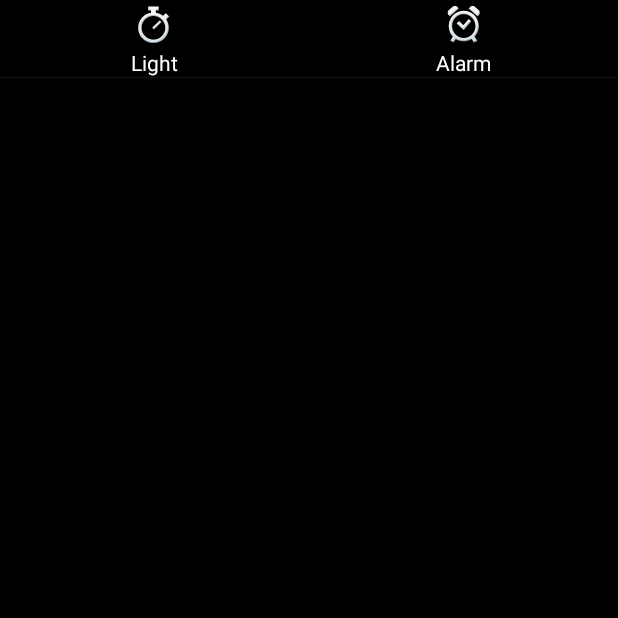
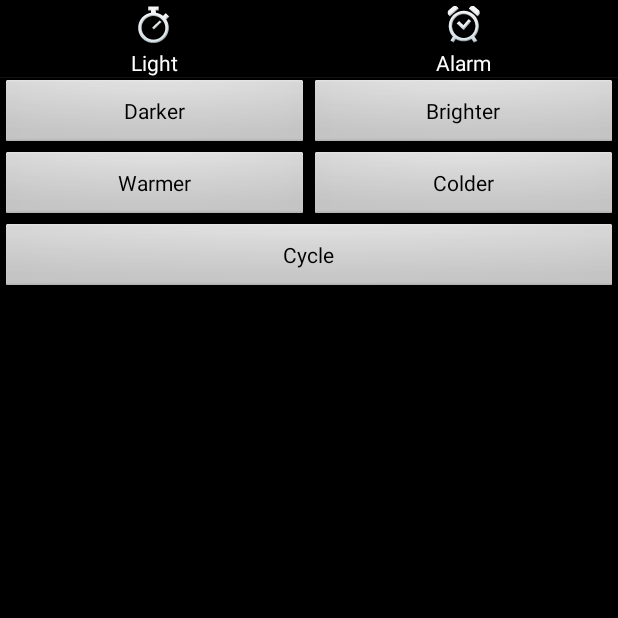
Before and after one commit to camiloaa/DesktopClock, an Android app: the LightControlActivity screen opened directly, with no data from a screen before it, on a phone screen of 412 x 824 dp, the top half of it. Run offline under Robolectric (Android 15) with nearby library versions, the phone set to English and light mode, and no system bars.

Commit message:
Add buttons for light control
They don't do anything yet.

```diff
--- a/app/src/main/AndroidManifest.xml
+++ b/app/src/main/AndroidManifest.xml
@@ -1,17 +1,16 @@
 <manifest xmlns:android="http://schemas.android.com/apk/res/android"
         package="com.better.deskclock"
-        android:versionCode="202" android:versionName="2.0.2">
+        android:versionCode="1" android:versionName="1.0.0">
 
     <uses-permission android:name="android.permission.RECEIVE_BOOT_COMPLETED" />
     <uses-permission android:name="android.permission.WAKE_LOCK"/>
     <uses-permission android:name="android.permission.VIBRATE"/>
-    <uses-permission android:name="android.permission.WRITE_SETTINGS" />
+    <uses-permission android:name="android.permission.WRITE_SETTINGS"/>
     <uses-permission android:name="android.permission.DISABLE_KEYGUARD" />
     <uses-permission android:name="android.permission.READ_PHONE_STATE" />
     <uses-permission android:name="android.permission.DEVICE_POWER" />
     <uses-permission android:name="android.permission.BLUETOOTH_ADMIN"/>
     <uses-permission android:name="android.permission.BLUETOOTH"/>
-
     <application android:label="@string/app_label"
                  android:icon="@drawable/ic_launcher_alarmclock">
 
--- a/app/src/main/res/layout/light_control.xml
+++ b/app/src/main/res/layout/light_control.xml
@@ -30,5 +30,63 @@
         android:gravity="fill_horizontal"
         android:src="@android:drawable/divider_horizontal_dark" />
 
+    <LinearLayout
+        android:orientation="vertical"
+        android:layout_width="match_parent"
+        android:layout_height="match_parent">
 
+        <LinearLayout
+            android:orientation="horizontal"
+            android:layout_width="match_parent"
+            android:layout_height="wrap_content">
+
+            <Button
+                android:layout_width="0dp"
+                android:layout_height="wrap_content"
+                android:text="Darker"
+                android:id="@+id/darker_button"
+                android:layout_weight="1" />
+
+            <Button
+                android:layout_width="0dp"
+                android:layout_height="wrap_content"
+                android:text="Brighter"
+                android:id="@+id/brighter_button"
+                android:layout_weight="1" />
+        </LinearLayout>
+
+        <LinearLayout
+            android:orientation="horizontal"
+            android:layout_width="match_parent"
+            android:layout_height="wrap_content">
+
+            <Button
+                android:layout_width="0dp"
+                android:layout_height="wrap_content"
+                android:text="Warmer"
+                android:id="@+id/warmer_button"
+                android:layout_weight="1" />
+
+            <Button
+                android:layout_width="0dp"
+                android:layout_height="wrap_content"
+                android:text="Colder"
+                android:id="@+id/colde_buttonr"
+                android:layout_weight="1" />
+        </LinearLayout>
+
+        <LinearLayout
+            android:orientation="horizontal"
+            android:layout_width="match_parent"
+            android:layout_height="wrap_content">
+
+            <Button
+                android:layout_width="wrap_content"
+                android:layout_height="wrap_content"
+                android:text="Cycle"
+                android:id="@+id/cycle_button"
+                android:onClick="cycleLight"
+                android:layout_weight="1" />
+        </LinearLayout>
+    </LinearLayout>
 </LinearLayout>
```
Also changed, not shown: app/src/main/java/com/better/deskclock/LightControlActivity.java (+74 -6 lines).
